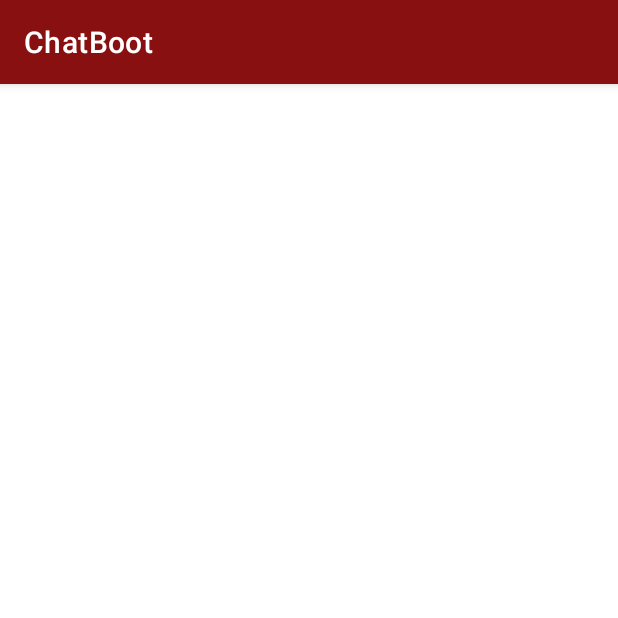
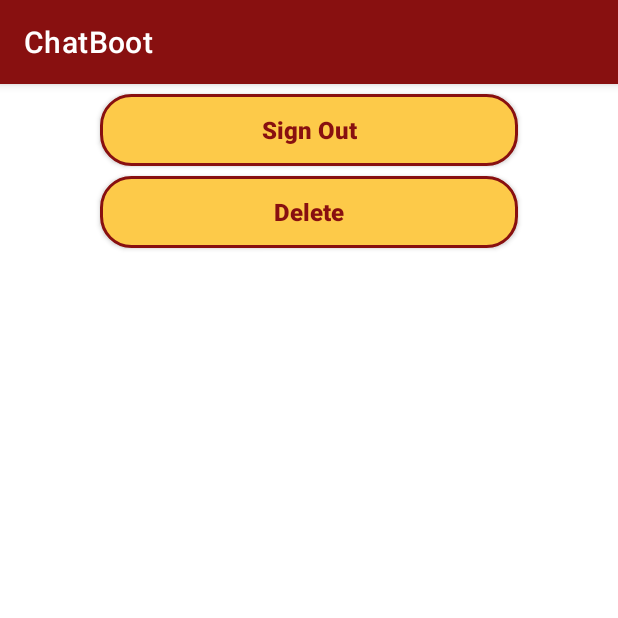
Before and after one commit to sonuhalder24/ChatBoot, an Android app: the screen it shows after launch once a user with an empty profile is signed in (ChatActivity), on a phone screen of 412 x 824 dp, the top half of it. Run offline under Robolectric (Android 15) with nearby library versions, the phone set to English and light mode, and no system bars; our stand-ins replace Firebase (no records; nobody signed in at launch, a user with empty details on screens opened directly).

Commit message:
login verification and user deletion backened added

```diff
--- a/app/src/main/AndroidManifest.xml
+++ b/app/src/main/AndroidManifest.xml
@@ -9,7 +9,6 @@
         android:roundIcon="@mipmap/ic_launcher_round"
         android:supportsRtl="true"
         android:theme="@style/AppTheme">
-        <activity android:name=".ChatActivity"></activity>
         <activity android:name=".MainActivity">
             <intent-filter>
                 <action android:name="android.intent.action.MAIN" />
@@ -17,6 +16,8 @@
                 <category android:name="android.intent.category.LAUNCHER" />
             </intent-filter>
         </activity>
+        <activity android:name=".ForgotPassActivity"/>
+        <activity android:name=".ChatActivity"/>
     </application>
 
 </manifest>
--- a/app/src/main/java/com/example/chatboot/ChatActivity.kt
+++ b/app/src/main/java/com/example/chatboot/ChatActivity.kt
@@ -1,11 +1,43 @@
 package com.example.chatboot
 
+import android.content.Intent
 import androidx.appcompat.app.AppCompatActivity
 import android.os.Bundle
+import android.widget.Toast
+import com.google.firebase.auth.AuthCredential
+import com.google.firebase.auth.EmailAuthProvider
+import com.google.firebase.auth.FirebaseAuth
+import com.google.firebase.auth.FirebaseUser
+import com.google.firebase.ktx.Firebase
+import kotlinx.android.synthetic.main.activity_chat.*
 
 class ChatActivity : AppCompatActivity() {
+    private lateinit var auth: FirebaseAuth
     override fun onCreate(savedInstanceState: Bundle?) {
         super.onCreate(savedInstanceState)
         setContentView(R.layout.activity_chat)
+
+        auth = FirebaseAuth.getInstance()
+        val user = auth.currentUser!!
+
+        logOut.setOnClickListener {
+            auth.signOut()
+            startActivity(Intent(this,MainActivity::class.java))
+            finish()
+        }
+
+        deleteUser.setOnClickListener {
+            user.delete()
+                .addOnCompleteListener { task ->
+                    if (task.isSuccessful) {
+                        Toast.makeText(this,"User account deleted.",Toast.LENGTH_SHORT).show()
+                        startActivity(Intent(this,MainActivity::class.java))
+                       finish()
+                    }
+                    else{
+                        Toast.makeText(this,"Some error occurred",Toast.LENGTH_SHORT).show()
+                    }
+                }
+        }
     }
 }
--- a/app/src/main/java/com/example/chatboot/MainActivity.kt
+++ b/app/src/main/java/com/example/chatboot/MainActivity.kt
@@ -5,6 +5,7 @@ import android.content.res.ColorStateList
 import android.graphics.Color
 import androidx.appcompat.app.AppCompatActivity
 import android.os.Bundle
+import android.text.InputType
 import android.text.TextUtils
 import android.util.Log
 import android.view.View
@@ -15,17 +16,18 @@ import com.google.firebase.auth.FirebaseAuth
 import com.google.firebase.auth.FirebaseUser
 import com.google.firebase.auth.ktx.auth
 import com.google.firebase.ktx.Firebase
+import kotlinx.android.synthetic.main.activity_forgot_pass.*
 import kotlinx.android.synthetic.main.activity_main.*
 
 class MainActivity : AppCompatActivity() {
     private lateinit var auth: FirebaseAuth
-
     var count=0
     override fun onCreate(savedInstanceState: Bundle?) {
         super.onCreate(savedInstanceState)
         supportActionBar?.hide()
         setContentView(R.layout.activity_main)
         auth = FirebaseAuth.getInstance()
+
 
         progress.visibility=View.GONE
         hideTxt.text=getString(R.string.sign_up_txt)
@@ -57,9 +59,13 @@ class MainActivity : AppCompatActivity() {
                 editEmail.setText("")
                 editPassword.setText("")
                 editConfirmPassword.setText("")
-                filledPassword.setHelperText("Required*")
+                filledPassword.setHelperText("Required* (like:user@123)")
             }
         })
+
+        forgot.setOnClickListener {
+            startActivity(Intent(this,ForgotPassActivity::class.java))
+        }
 
         signUp.setOnClickListener({
             if(count==1) {
@@ -92,11 +98,17 @@ class MainActivity : AppCompatActivity() {
                                 auth.createUserWithEmailAndPassword(email, pass)
                                     .addOnCompleteListener(this) { task ->
                                         if (task.isSuccessful) {
-                                            Toast.makeText(this, "You registered successfully", Toast.LENGTH_SHORT).show()
                                             val user = auth.currentUser
-                                            updateUI(user)
+                                            user?.sendEmailVerification()
+                                                ?.addOnCompleteListener{ task->
+                                                    if(task.isSuccessful){
+//                                                        Toast.makeText(this, "You registered successfully", Toast.LENGTH_SHORT).show()
+                                                        updateUI(user)
+                                                    }
+                                                }
+
                                         } else {
-                                            Toast.makeText(this, "Sign up failed", Toast.LENGTH_SHORT).show()
+                                            Toast.makeText(this,"User Alredy exists",Toast.LENGTH_SHORT).show()
                                             updateUI(null)
                                         }
                                     }
@@ -119,8 +131,8 @@ class MainActivity : AppCompatActivity() {
                         auth.signInWithEmailAndPassword(email,pass)
                             .addOnCompleteListener(this){   task->
                                 if(task.isSuccessful){
+                                    val user = auth.currentUser
                                     Toast.makeText(this, "Successfully logged in", Toast.LENGTH_SHORT).show()
-                                    val user = auth.currentUser
                                     updateUI(user)
                                 }
                                 else{
@@ -143,8 +155,25 @@ class MainActivity : AppCompatActivity() {
             progress.visibility=View.GONE
         }
         else{
-            startActivity(Intent(this,ChatActivity::class.java))
-            finish()
+            if(user.isEmailVerified){
+                startActivity(Intent(this,ChatActivity::class.java))
+                finish()
+            }
+            else{
+                Toast.makeText(this, "Please verify your email address", Toast.LENGTH_SHORT).show()
+            }
+
         }
     }
+
+    override fun onResume() {
+        super.onResume()
+            count=0
+            progress.visibility=View.GONE
+            hideTxt.text=getString(R.string.sign_up_txt)
+            signUp.text="Log In"
+            forgot.visibility= View.VISIBLE
+            filledConfirmPassword.visibility=View.GONE
+            filledName.visibility=View.GONE
+    }
 }
--- a/app/src/main/res/layout/activity_chat.xml
+++ b/app/src/main/res/layout/activity_chat.xml
@@ -1,9 +1,41 @@
 <?xml version="1.0" encoding="utf-8"?>
-<androidx.constraintlayout.widget.ConstraintLayout xmlns:android="http://schemas.android.com/apk/res/android"
+<androidx.constraintlayout.widget.ConstraintLayout
+    xmlns:android="http://schemas.android.com/apk/res/android"
     xmlns:app="http://schemas.android.com/apk/res-auto"
     xmlns:tools="http://schemas.android.com/tools"
     android:layout_width="match_parent"
     android:layout_height="match_parent"
     tools:context=".ChatActivity">
-
+    <androidx.appcompat.widget.AppCompatButton
+        android:id="@+id/logOut"
+        app:layout_constraintStart_toStartOf="parent"
+        app:layout_constraintEnd_toEndOf="parent"
+        app:layout_constraintTop_toTopOf="parent"
+        android:background="@drawable/sign_in_button_back"
+        android:layout_width="match_parent"
+        android:layout_height="wrap_content"
+        android:layout_marginHorizontal="30pt"
+        android:layout_marginTop="3pt"
+        android:text="Sign Out"
+        android:textAllCaps="false"
+        android:textSize="16dp"
+        android:textColor="#881010"
+        android:textStyle="bold"
+        />
+    <androidx.appcompat.widget.AppCompatButton
+        android:id="@+id/deleteUser"
+        app:layout_constraintStart_toStartOf="parent"
+        app:layout_constraintEnd_toEndOf="parent"
+        app:layout_constraintTop_toBottomOf="@+id/logOut"
+        android:background="@drawable/sign_in_button_back"
+        android:layout_width="match_parent"
+        android:layout_height="wrap_content"
+        android:layout_marginHorizontal="30pt"
+        android:layout_marginTop="3pt"
+        android:text="Delete"
+        android:textAllCaps="false"
+        android:textSize="16dp"
+        android:textColor="#881010"
+        android:textStyle="bold"
+        />
 </androidx.constraintlayout.widget.ConstraintLayout>
```
Also changed, not shown: app/src/main/java/com/example/chatboot/ForgotPassActivity.kt (added, +50 -0 lines), app/src/main/res/layout/activity_forgot_pass.xml (added, +59 -0 lines), app/src/main/res/layout/activity_main.xml (+5 -4 lines), app/src/main/res/drawable/bg_start.png (renamed from app/src/main/res/drawable/bg_start1.png), app/src/main/res/drawable/header_logo.png (renamed from app/src/main/res/drawable/start_logo.png), app/src/main/res/drawable/person.xml (renamed from app/src/main/res/drawable/ic_baseline_person_24.xml).
